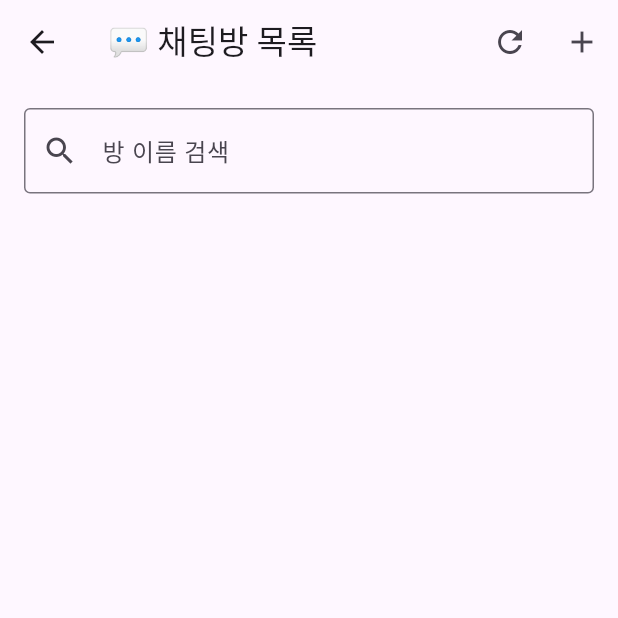
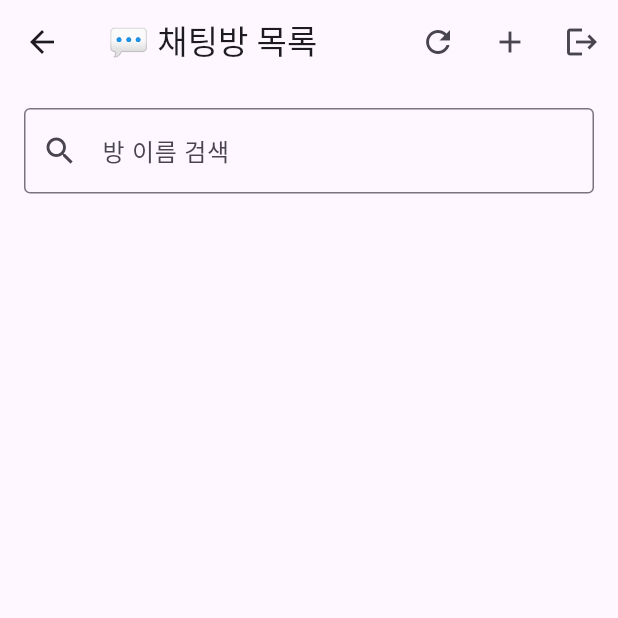
Before and after one commit to Kimjongwon1/ship_info_app-external_browser, a Flutter app: the ChatRoomListPage screen opened by its route, on a phone screen of 412 x 824 dp, the top half of it. Run offline on Flutter 3.47's test engine with Material 3 defaults, Android fonts, the phone set to English and light mode, and no system bars; our stand-ins replace flutter_riverpod, freezed_annotation, shared_preferences; missing offline and left inert: flutter_inappwebview, stomp_dart_client; accounts and stored records are empty; network calls fail.

Commit message:
로그아웃구현및로그인경로수정

```diff
--- a/lib/app.dart
+++ b/lib/app.dart
@@ -5,7 +5,8 @@ import 'package:flutter_riverpod/flutter_riverpod.dart';
 import 'util/route_path.dart';
 
 class MyApp extends ConsumerWidget {
-  const MyApp({super.key});
+  final String initialRoute;
+  const MyApp({super.key, required this.initialRoute});
 
   static final GlobalKey<NavigatorState> navigatorKey = GlobalKey<NavigatorState>(); // ✅ 추가
 
@@ -14,7 +15,7 @@ class MyApp extends ConsumerWidget {
     return MaterialApp(
       navigatorKey: navigatorKey,
       debugShowCheckedModeBanner: false,
-      initialRoute: RoutePath.shipList,
+      initialRoute: initialRoute,
       onGenerateRoute: RoutePath.onGenerateRoute,
     );
   }
--- a/lib/provider/auth_provider.dart
+++ b/lib/provider/auth_provider.dart
@@ -12,7 +12,7 @@ class AuthNotifier extends StateNotifier<bool> {
 
   Future<bool> login(String username, String password) async {
     final response = await http.post(
-      Uri.parse('http://192.168.219.150:8080/api/login'),
+      Uri.parse('http://192.168.219.43:8080/api/login'),
       headers: {'Content-Type': 'application/json'},
       body: jsonEncode({'username': username, 'password': password}),
     );
--- a/lib/screen/auth/register_page.dart
+++ b/lib/screen/auth/register_page.dart
@@ -58,7 +58,7 @@ class RegisterPage extends ConsumerWidget {
                 print("📡 요청 보냄");
 
                 final response = await http.post(
-                  Uri.parse('http://192.168.219.150:8080/api/register'),
+                  Uri.parse('http://192.168.219.43:8080/api/register'),
                   headers: {'Content-Type': 'application/json'},
                   body: jsonEncode({'username': id, 'password': pw}),
                 );
--- a/lib/screen/chat_room_list_page.dart
+++ b/lib/screen/chat_room_list_page.dart
@@ -1,4 +1,5 @@
 import 'package:flutter/material.dart';
+import 'package:shared_preferences/shared_preferences.dart';
 import 'package:ship_info_app/model/chat_room.dart';
 import 'package:stomp_dart_client/stomp.dart';
 import 'package:stomp_dart_client/stomp_config.dart';
@@ -108,7 +109,7 @@ class _ChatRoomListPageState extends State<ChatRoomListPage> {
       Function(String roomId, int count) onParticipantUpdate) {
     stompClient = StompClient(
       config: StompConfig.SockJS(
-        url: 'http://192.168.219.150:8080/ws-chat',
+        url: 'http://192.168.219.43:8080/ws-chat',
         onConnect: (StompFrame frame) {
           isStompConnected = true;
           // 🔥 각 방에 대한 참여자 수 구독
@@ -145,6 +146,16 @@ class _ChatRoomListPageState extends State<ChatRoomListPage> {
             icon: const Icon(Icons.add),
             onPressed: _showCreateRoomDialog,
           ),
+          IconButton(
+            icon: const Icon(Icons.logout),
+            tooltip: '로그아웃',
+            onPressed: () async {
+              final prefs = await SharedPreferences.getInstance();
+              await prefs.remove('jwt'); // ✅ JWT 제거
+              Navigator.pushReplacementNamed(
+                  context, '/login'); // 또는 RoutePath.login
+            },
+          ),
         ],
       ),
       body: isLoading
@@ -169,7 +180,7 @@ class _ChatRoomListPageState extends State<ChatRoomListPage> {
                   child: ListView.separated(
                     padding: const EdgeInsets.all(16),
                     itemCount: filteredRooms.length,
-                    separatorBuilder: (_, __) => const Divider(),
+                    separatorBuilder: (_, __) => const SizedBox(height: 18),
                     itemBuilder: (context, index) {
                       final room = filteredRooms[index];
                       final roomId = room.id.toString(); // int -> String 변환
@@ -182,8 +193,8 @@ class _ChatRoomListPageState extends State<ChatRoomListPage> {
                         child: ListTile(
                           leading: const Icon(Icons.chat_bubble_outline,
                               color: Colors.blue),
-                          title: Text("방 이름: ${room.name}"),
-                          subtitle: Text(countText),
+                          title: Text(room.name),
+                          // subtitle: Text(countText),
                           trailing: Row(
                             mainAxisSize: MainAxisSize.min,
                             children: [
--- a/lib/screen/ship_list_page.dart
+++ b/lib/screen/ship_list_page.dart
@@ -1,6 +1,7 @@
 import 'package:flutter/material.dart';
 import 'package:flutter_riverpod/flutter_riverpod.dart';
 import 'package:shared_preferences/shared_preferences.dart';
+import 'package:ship_info_app/util/route_path.dart';
 
 import '../components/date_selector.dart';
 import '../components/filter_action_buttons.dart';
@@ -116,7 +117,7 @@ class _ShipListPageState extends ConsumerState<ShipListPage> {
 
                 if (token == null) {
                   // 로그인 페이지로 이동
-                  Navigator.pushNamed(context, '/'); // 또는 LoginPage() 직접
+                  Navigator.pushNamed(context, RoutePath.login); // 또는 LoginPage() 직접
                 } else {
                   // 채팅방 리스트로 이동
                   Navigator.pushNamed(context, '/chat-rooms');
--- a/lib/service/chat_api_service.dart
+++ b/lib/service/chat_api_service.dart
@@ -2,12 +2,14 @@ import 'dart:convert';
 
 import 'package:http/http.dart' as http;
 import 'package:shared_preferences/shared_preferences.dart';
+import 'package:ship_info_app/app.dart';
+import 'package:ship_info_app/util/route_path.dart';
 
 import '../model/chat_room.dart';
 
 class ChatApiService {
-  static const String baseUrl = 'http://192.168.219.150:8080/api/chat';
-  static const String roomBaseUrl = 'http://192.168.219.150:8080/api/room';
+  static const String baseUrl = 'http://192.168.219.43:8080/api/chat';
+  static const String roomBaseUrl = 'http://192.168.219.43:8080/api/room';
 
   static Future<String?> _getToken() async {
     final prefs = await SharedPreferences.getInstance();
@@ -16,6 +18,7 @@ class ChatApiService {
 
   static Future<Map<String, String>> _authHeaders() async {
     final token = await _getToken();
+    print("🪪 SharedPreferences에 저장된 JWT: $token");
     return {
       'Authorization': 'Bearer $token',
       'Content-Type': 'application/json',
@@ -26,11 +29,18 @@ class ChatApiService {
     final headers = await _authHeaders();
     final response =
         await http.get(Uri.parse('$roomBaseUrl/list'), headers: headers);
-
+    print("📦 요청 헤더: $headers");
+    print("🌐 상태코드: ${response.statusCode}");
+    print("📄 응답본문: ${response.body}");
     if (response.statusCode == 200) {
       final List<dynamic> data = jsonDecode(utf8.decode(response.bodyBytes));
       return data.map((e) => ChatRoom.fromJson(e)).toList();
-    } else if (response.statusCode == 401) {
+    } else if (response.statusCode == 401 || response.statusCode == 403) {
+      print("🚫 인증 실패 → 로그인으로 이동");
+      final prefs = await SharedPreferences.getInstance();
+      await prefs.remove('jwt');
+
+      MyApp.navigatorKey.currentState?.pushReplacementNamed(RoutePath.login);
       throw Exception('unauthorized');
     } else {
       throw Exception('채팅방 목록 조회 실패');
@@ -41,6 +51,7 @@ class ChatApiService {
     final headers = await _authHeaders();
     final response =
         await http.get(Uri.parse('$baseUrl/history'), headers: headers);
+
     if (response.statusCode == 200) {
       final List<dynamic> data = jsonDecode(utf8.decode(response.bodyBytes));
       return data.cast<Map<String, dynamic>>();
--- a/lib/service/chat_stomp_service.dart
+++ b/lib/service/chat_stomp_service.dart
@@ -13,7 +13,7 @@ void connectStomp(String roomId, Function(Map<String, dynamic>) onMessage,
     {VoidCallback? onConnected}) {
   stompClient = StompClient(
     config: StompConfig.SockJS(
-      url: 'http://192.168.219.150:8080/ws-chat',
+      url: 'http://192.168.219.43:8080/ws-chat',
       onConnect: (StompFrame frame) {
         isStompConnected = true;
         stompClient.subscribe(
--- a/lib/util/route_path.dart
+++ b/lib/util/route_path.dart
@@ -9,10 +9,11 @@ import '../screen/ship_list_page.dart';
 class RoutePath {
   static const String shipList = '/ship-list';
   static const String chat = '/chat';
+  static const String login = '/login';
 
   static Route<dynamic> onGenerateRoute(RouteSettings settings) {
     switch (settings.name) {
-      case '/':
+      case login:
         return MaterialPageRoute(builder: (_) => const LoginPage());
       case shipList:
         return MaterialPageRoute(builder: (_) => const ShipListPage());
--- a/lib/widget/button.dart
+++ b/lib/widget/button.dart
@@ -21,6 +21,7 @@ class Button extends StatelessWidget {
         shape: RoundedRectangleBorder(
           borderRadius: BorderRadius.circular(12),
         ),
+        elevation: 0, // ✅ 그림자 제거
       ),
       child: Text(text),
     );
--- a/lib/widget/chat_header.dart
+++ b/lib/widget/chat_header.dart
@@ -24,7 +24,7 @@ class _ChatHeaderState extends State<ChatHeader> {
 
     stompClient = StompClient(
       config: StompConfig.SockJS(
-        url: 'http://192.168.219.150:8080/ws-chat',
+        url: 'http://192.168.219.43:8080/ws-chat',
         onConnect: (StompFrame frame) {
           stompClient.subscribe(
             destination: '/sub/chat/participants/${widget.roomId}',
```
Also changed, not shown: lib/main.dart (+10 -2 lines), lib/screen/chat_page.dart (+19 -3 lines).
